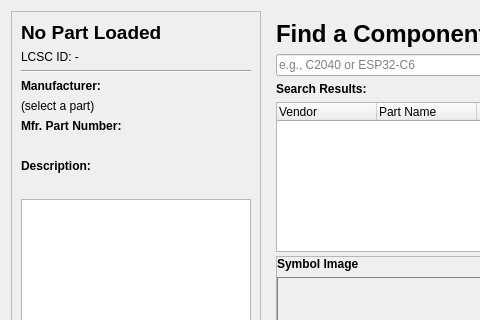
First picture: the form in ui/page_search.ui, repository z3ugma/webparts-librepcb, before the edit; both pictures show x 0 to 480 and y 0 to 320 of the 996 by 813 pixel window.
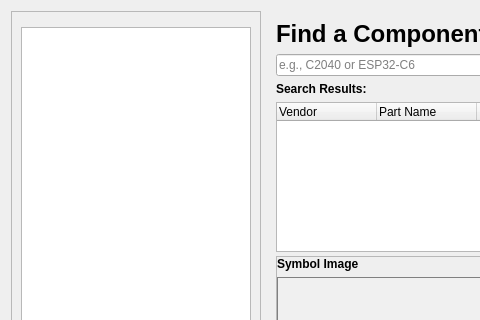
Second picture: the form after the edit. Custom widgets are drawn as their Qt base class.

Commit message: Refactor: Extract PartInfoWidget as reusable component across all pages

```diff
--- a/ui/page_search.ui
+++ b/ui/page_search.ui
@@ -27,119 +27,7 @@
      </property>
      <layout class="QVBoxLayout" name="verticalLayout_Context">
       <item>
-       <widget class="QLabel" name="label_PartTitle">
-        <property name="font">
-         <font>
-          <pointsize>14</pointsize>
-          <weight>75</weight>
-          <bold>true</bold>
-         </font>
-        </property>
-        <property name="text">
-         <string>No Part Loaded</string>
-        </property>
-        <property name="wordWrap">
-         <bool>true</bool>
-        </property>
-        <property name="textInteractionFlags">
-         <set>Qt::TextSelectableByMouse</set>
-        </property>
-       </widget>
-      </item>
-      <item>
-       <widget class="QLabel" name="label_LcscId">
-        <property name="text">
-         <string>LCSC ID: -</string>
-        </property>
-        <property name="textInteractionFlags">
-         <set>Qt::TextSelectableByMouse</set>
-        </property>
-       </widget>
-      </item>
-      <item>
-       <widget class="Line" name="line_2">
-        <property name="orientation">
-         <enum>Qt::Horizontal</enum>
-        </property>
-       </widget>
-      </item>
-      <item>
-       <widget class="QLabel" name="mfn_label">
-        <property name="font">
-         <font>
-          <weight>75</weight>
-          <bold>true</bold>
-         </font>
-        </property>
-        <property name="text">
-         <string>Manufacturer:</string>
-        </property>
-       </widget>
-      </item>
-      <item>
-       <widget class="QLabel" name="mfn_value">
-        <property name="text">
-         <string>(select a part)</string>
-        </property>
-        <property name="wordWrap">
-         <bool>true</bool>
-        </property>
-        <property name="textInteractionFlags">
-         <set>Qt::TextSelectableByMouse</set>
-        </property>
-       </widget>
-      </item>
-      <item>
-       <widget class="QLabel" name="mfn_part_label">
-        <property name="font">
-         <font>
-          <weight>75</weight>
-          <bold>true</bold>
-         </font>
-        </property>
-        <property name="text">
-         <string>Mfr. Part Number:</string>
-        </property>
-       </widget>
-      </item>
-      <item>
-       <widget class="QLabel" name="mfn_part_value">
-        <property name="text">
-         <string/>
-        </property>
-        <property name="wordWrap">
-         <bool>true</bool>
-        </property>
-        <property name="textInteractionFlags">
-         <set>Qt::TextSelectableByMouse</set>
-        </property>
-       </widget>
-      </item>
-      <item>
-       <widget class="QLabel" name="description_label">
-        <property name="font">
-         <font>
-          <weight>75</weight>
-          <bold>true</bold>
-         </font>
-        </property>
-        <property name="text">
-         <string>Description:</string>
-        </property>
-       </widget>
-      </item>
-      <item>
-       <widget class="QLabel" name="description_value">
-        <property name="text">
-         <string/>
-        </property>
-        <property name="wordWrap">
-         <bool>true</bool>
-        </property>
-        <property name="textInteractionFlags">
-         <set>Qt::TextSelectableByMouse</set>
-        </property>
-       </widget>
+       <widget class="PartInfoWidget" name="part_info_widget" native="true"/>
       </item>
       <item>
        <widget class="QGraphicsView" name="image_hero_view">
@@ -441,6 +329,14 @@
    </item>
   </layout>
  </widget>
+ <customwidgets>
+  <customwidget>
+   <class>PartInfoWidget</class>
+   <extends>QWidget</extends>
+   <header>ui.part_info_widget</header>
+   <container>1</container>
+  </customwidget>
+ </customwidgets>
  <resources/>
  <connections/>
 </ui>
```
The commit also changes 8 other files.
